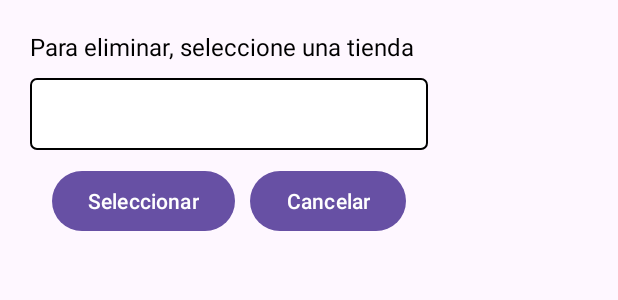
After one commit to carlosEnriqueGC/ProyectoANDROID2024, an Android app: the layout dialog_seleccionar_tienda_eliminar.xml on its own in the app's theme, with its tools: preview values and no code run, on a phone screen of 412 x 824 dp. The commit adds this screen. Shown: the top 300 px of the screen. Run offline under Robolectric (Android 15) with nearby library versions, the phone set to English and light mode, and no system bars.

Commit message:
boton eliminar funcional en el formulario de tienda

```diff
--- a/PROYECTORECARGAAPP/app/src/main/res/layout/activity_pantalla_ingreso_tienda.xml
+++ b/PROYECTORECARGAAPP/app/src/main/res/layout/activity_pantalla_ingreso_tienda.xml
@@ -100,7 +100,6 @@
         android:layout_width="240dp"
         android:layout_height="48dp"
         android:background="@drawable/spinner_border"
-        android:enabled="false"
         app:layout_constraintBottom_toBottomOf="parent"
         app:layout_constraintEnd_toEndOf="parent"
         app:layout_constraintHorizontal_bias="0.692"
--- /dev/null
+++ b/PROYECTORECARGAAPP/app/src/main/res/layout/dialog_seleccionar_tienda_eliminar.xml
@@ -0,0 +1,42 @@
+<LinearLayout xmlns:android="http://schemas.android.com/apk/res/android"
+    android:layout_width="wrap_content"
+    android:layout_height="wrap_content"
+    android:orientation="vertical"
+    android:padding="20dp">
+
+    <TextView
+        android:id="@+id/textSeleccionarTienda"
+        android:layout_width="wrap_content"
+        android:layout_height="wrap_content"
+        android:text="Para eliminar, seleccione una tienda"
+        android:textSize="16sp"
+        android:textColor="@android:color/black"
+        android:layout_marginBottom="10dp" />
+
+    <Spinner
+        android:id="@+id/spinnerTiendas"
+        android:layout_width="265dp"
+        android:layout_height="48dp"
+        android:background="@drawable/spinner_border" />
+
+    <LinearLayout
+        android:layout_width="match_parent"
+        android:layout_height="wrap_content"
+        android:orientation="horizontal"
+        android:gravity="center"
+        android:layout_marginTop="10dp">
+
+        <Button
+            android:id="@+id/btnSeleccionar"
+            android:layout_width="wrap_content"
+            android:layout_height="wrap_content"
+            android:text="Seleccionar"
+            android:layout_marginEnd="10dp" />
+
+        <Button
+            android:id="@+id/btnCancelar"
+            android:layout_width="wrap_content"
+            android:layout_height="wrap_content"
+            android:text="Cancelar" />
+    </LinearLayout>
+</LinearLayout>
```
Also changed, not shown: PROYECTORECARGAAPP/app/src/main/java/com/umg/clarorecargasapp/PantallaIngresoTienda.java (+95 -1 lines).
